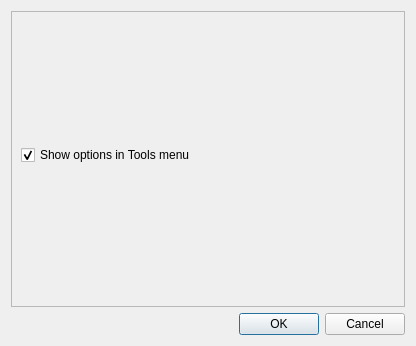
iamjustkoi/LeechToolkit, file res/ui/options_dialog.ui: the form before one commit.
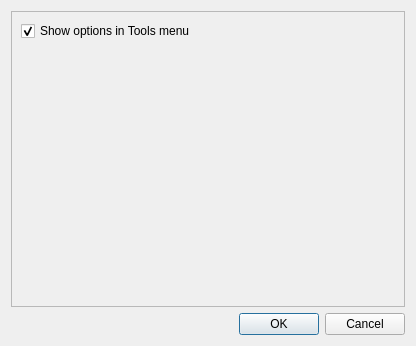
The form after the commit.

Commit message: Setup loading and saving for options menu

The edit to the form file:
```diff
--- a/res/ui/options_dialog.ui
+++ b/res/ui/options_dialog.ui
@@ -23,6 +23,12 @@
       <bool>true</bool>
      </property>
      <widget class="QWidget" name="OptionsScrollWidget">
+      <property name="sizePolicy">
+       <sizepolicy hsizetype="Preferred" vsizetype="Maximum">
+        <horstretch>0</horstretch>
+        <verstretch>0</verstretch>
+       </sizepolicy>
+      </property>
       <layout class="QVBoxLayout" name="optionsScrollLayout">
        <item>
         <widget class="QCheckBox" name="checkBox">
@@ -34,13 +40,6 @@
          </property>
         </widget>
        </item>
-       <item>
-        <spacer name="optionsScrollSpacer">
-         <property name="orientation">
-          <enum>Qt::Vertical</enum>
-         </property>
-        </spacer>
-       </item>
       </layout>
      </widget>
     </widget>
```
Left out of the diff: 2 changed lines with no effect on the pictures. The commit also changes 4 other files.
